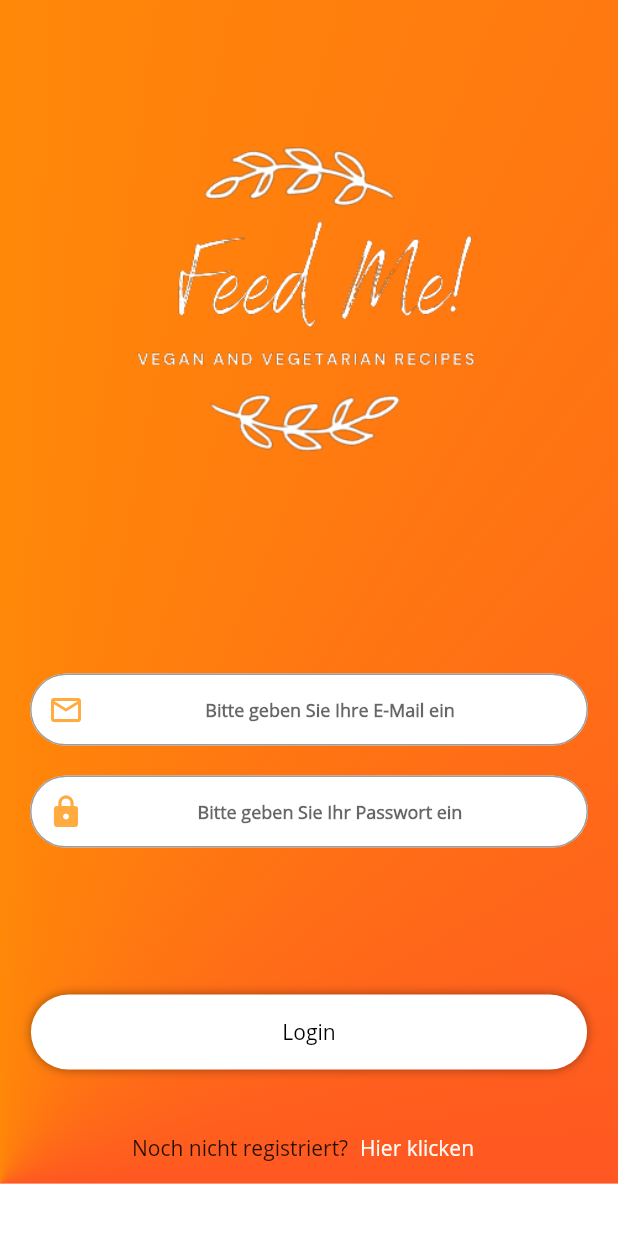
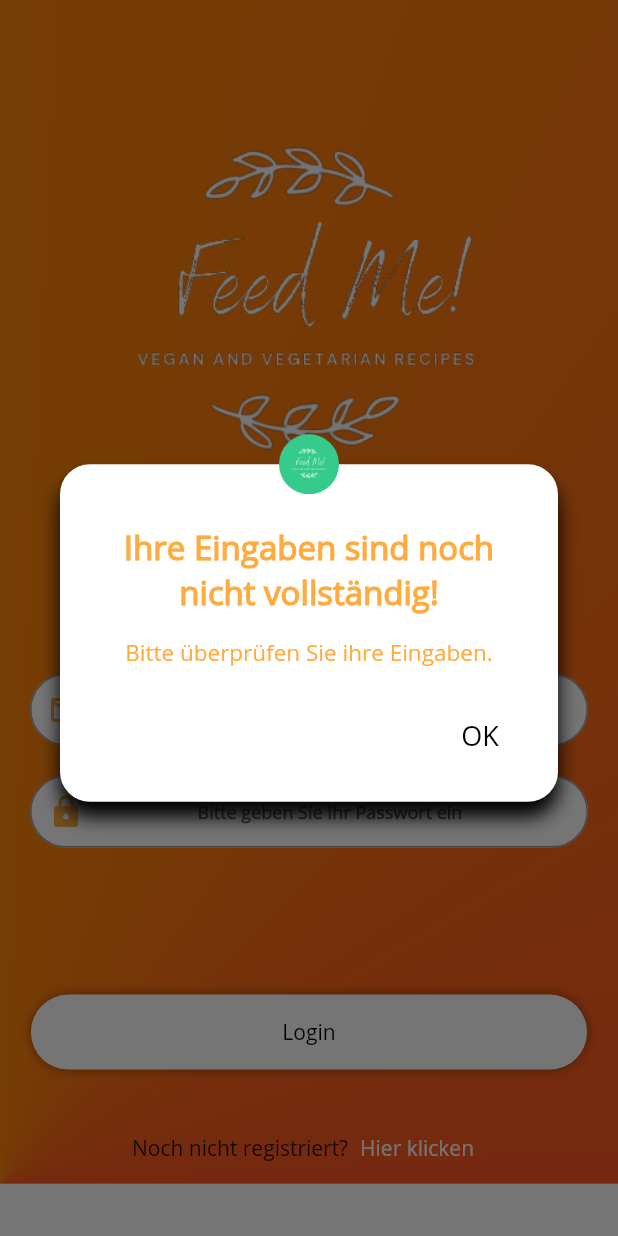
Before and after one commit to C-DE-SEED/Feed-Me-, a Flutter app: the screen it shows after launch, after a tap on "Login", on a phone screen of 412 x 824 dp. Run offline on Flutter 3.47's test engine with Material 2 defaults, Android fonts, the phone set to English and light mode, and no system bars; our stand-ins replace cached_network_image, cloud_firestore, firebase_auth, firebase_core, firebase_storage, flutter_spinkit and 3 more; accounts and stored records are empty.

Commit message:
fixed login bug

```diff
--- a/lib/registration_and_login/sign_in.dart
+++ b/lib/registration_and_login/sign_in.dart
@@ -1,6 +1,7 @@
 import 'dart:ui';
 
 import 'package:feed_me/constants/colors.dart';
+import 'package:feed_me/constants/custom_alert.dart';
 import 'package:feed_me/constants/images/feed_me_circle_avatar.dart';
 import 'package:feed_me/constants/text_fields/password_text_form_field.dart';
 import 'package:feed_me/constants/buttons/standard_button.dart';
@@ -97,9 +98,7 @@ class _SignInState extends State<SignIn> {
                       color: Colors.white,
                       text: "Login",
                       onPressed: () async {
-
-          //FIXME validate method doesent work with flutter --relase on device
-                          if (_formKey.currentState.validate()) {
+                        if (isUserInformationComplete()) {
                           setState(() {
                             loading = true;
                           });
@@ -107,8 +106,19 @@ class _SignInState extends State<SignIn> {
                               .loginWithEmailAndPassword(email, password);
                           if (result == null) {
                             setState(() {
-                                error = "Please supply a valid email";
                               loading = false;
+                              showDialog(
+                                  context: context,
+                                  builder: (BuildContext context) {
+                                    return const CustomAlert(
+                                      title: "Ihre Eingaben stimmen nicht "
+                                          "mit den hinterlegten Daten "
+                                          "überein!",
+                                      descriptions:
+                                          "Bitte überprüfen Sie ihre Eingaben.",
+                                      text: "OK",
+                                    );
+                                  });
                             });
                           } else {
                             Navigator.push(
@@ -156,4 +166,21 @@ class _SignInState extends State<SignIn> {
             ),
           );
   }
+
+  bool isUserInformationComplete() {
+    if (email.isNotEmpty && password.isNotEmpty) {
+      return true;
+    } else {
+      showDialog(
+          context: context,
+          builder: (BuildContext context) {
+            return const CustomAlert(
+              title: "Ihre Eingaben sind noch nicht vollständig!",
+              descriptions: "Bitte überprüfen Sie ihre Eingaben.",
+              text: "OK",
+            );
+          });
+      return false;
     }
+  }
+}
--- a/lib/user/widget/profile_widget.dart
+++ b/lib/user/widget/profile_widget.dart
@@ -83,7 +83,9 @@ class _ProfileWidget extends State<ProfileWidget> {
         width: size.height * 0.18,
         height: size.height * 0.18,
       );
+
     }
+
   }
 
   Future chooseFile(File _image, AuthService auth, Size size) async {
```
Lines whose indentation alone changed are shown as unchanged.
